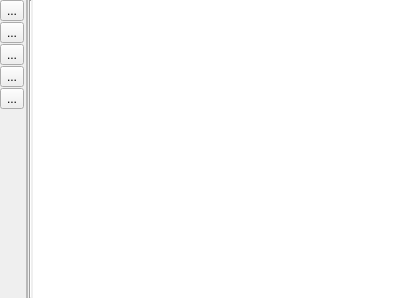
The window that timeseriesviewer/ui/timeseriesdock.ui (jakimowb/eo-time-series-viewer) describes before a commit, drawn with Qt 5.
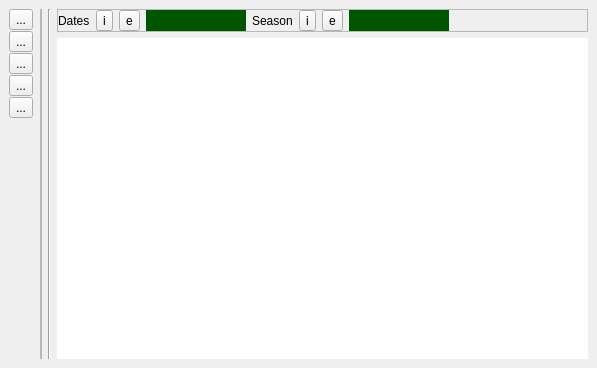
The same window after the commit.

```diff
--- a/timeseriesviewer/ui/timeseriesdock.ui
+++ b/timeseriesviewer/ui/timeseriesdock.ui
@@ -6,8 +6,8 @@
    <rect>
     <x>0</x>
     <y>0</y>
-    <width>400</width>
-    <height>298</height>
+    <width>597</width>
+    <height>368</height>
    </rect>
   </property>
   <property name="sizePolicy">
@@ -26,13 +26,7 @@
    <property name="frameShadow">
     <enum>QFrame::Sunken</enum>
    </property>
-   <layout class="QHBoxLayout" name="horizontalLayout">
-    <property name="spacing">
-     <number>1</number>
-    </property>
-    <property name="margin">
-     <number>0</number>
-    </property>
+   <layout class="QHBoxLayout" name="horizontalLayout_3">
     <item>
      <widget class="QFrame" name="TSButtonList">
       <property name="enabled">
@@ -40,7 +34,7 @@
       </property>
       <property name="sizePolicy">
        <sizepolicy hsizetype="MinimumExpanding" vsizetype="MinimumExpanding">
-        <horstretch>0</horstretch>
+        <horstretch>1</horstretch>
         <verstretch>0</verstretch>
        </sizepolicy>
       </property>
@@ -50,6 +44,12 @@
         <height>0</height>
        </size>
       </property>
+      <property name="maximumSize">
+       <size>
+        <width>23</width>
+        <height>16777215</height>
+       </size>
+      </property>
       <property name="frameShape">
        <enum>QFrame::NoFrame</enum>
       </property>
@@ -140,6 +140,110 @@
      </widget>
     </item>
     <item>
+     <layout class="QVBoxLayout" name="verticalLayout_2">
+      <item>
+       <widget class="QFrame" name="frame">
+        <property name="frameShape">
+         <enum>QFrame::StyledPanel</enum>
+        </property>
+        <property name="frameShadow">
+         <enum>QFrame::Raised</enum>
+        </property>
+        <layout class="QHBoxLayout" name="horizontalLayout">
+         <property name="margin">
+          <number>0</number>
+         </property>
+         <item>
+          <widget class="QLabel" name="label">
+           <property name="text">
+            <string>Dates</string>
+           </property>
+          </widget>
+         </item>
+         <item>
+          <widget class="QToolButton" name="btnIncludeDates">
+           <property name="text">
+            <string>i</string>
+           </property>
+          </widget>
+         </item>
+         <item>
+          <widget class="QToolButton" name="btnExcludeDates">
+           <property name="text">
+            <string>e</string>
+           </property>
+          </widget>
+         </item>
+         <item>
+          <widget class="QWidget" name="widget" native="true">
+           <property name="minimumSize">
+            <size>
+             <width>100</width>
+             <height>0</height>
+            </size>
+           </property>
+           <property name="autoFillBackground">
+            <bool>false</bool>
+           </property>
+           <property name="styleSheet">
+            <string notr="true">background-color: rgb(0, 85, 0);</string>
+           </property>
+          </widget>
+         </item>
+         <item>
+          <widget class="QLabel" name="label_2">
+           <property name="text">
+            <string>Season</string>
+           </property>
+          </widget>
+         </item>
+         <item>
+          <widget class="QToolButton" name="btnIncludeSeason">
+           <property name="text">
+            <string>i</string>
+           </property>
+          </widget>
+         </item>
+         <item>
+          <widget class="QToolButton" name="btnExcludeSeason">
+           <property name="text">
+            <string>e</string>
+           </property>
+          </widget>
+         </item>
+         <item>
+          <widget class="QWidget" name="widget_2" native="true">
+           <property name="minimumSize">
+            <size>
+             <width>100</width>
+             <height>0</height>
+            </size>
+           </property>
+           <property name="autoFillBackground">
+            <bool>false</bool>
+           </property>
+           <property name="styleSheet">
+            <string notr="true">background-color: rgb(0, 85, 0);</string>
+           </property>
+          </widget>
+         </item>
+         <item>
+          <spacer name="horizontalSpacer">
+           <property name="orientation">
+            <enum>Qt::Horizontal</enum>
+           </property>
+           <property name="sizeHint" stdset="0">
+            <size>
+             <width>40</width>
+             <height>20</height>
+            </size>
+           </property>
+          </spacer>
+         </item>
+        </layout>
+       </widget>
+      </item>
+      <item>
      <widget class="QTableView" name="tableView_TimeSeries">
       <property name="sizePolicy">
        <sizepolicy hsizetype="Expanding" vsizetype="Expanding">
@@ -157,6 +261,8 @@
        <bool>true</bool>
       </property>
      </widget>
+      </item>
+     </layout>
     </item>
    </layout>
   </widget>
```
Lines whose indentation alone changed are shown as unchanged.
